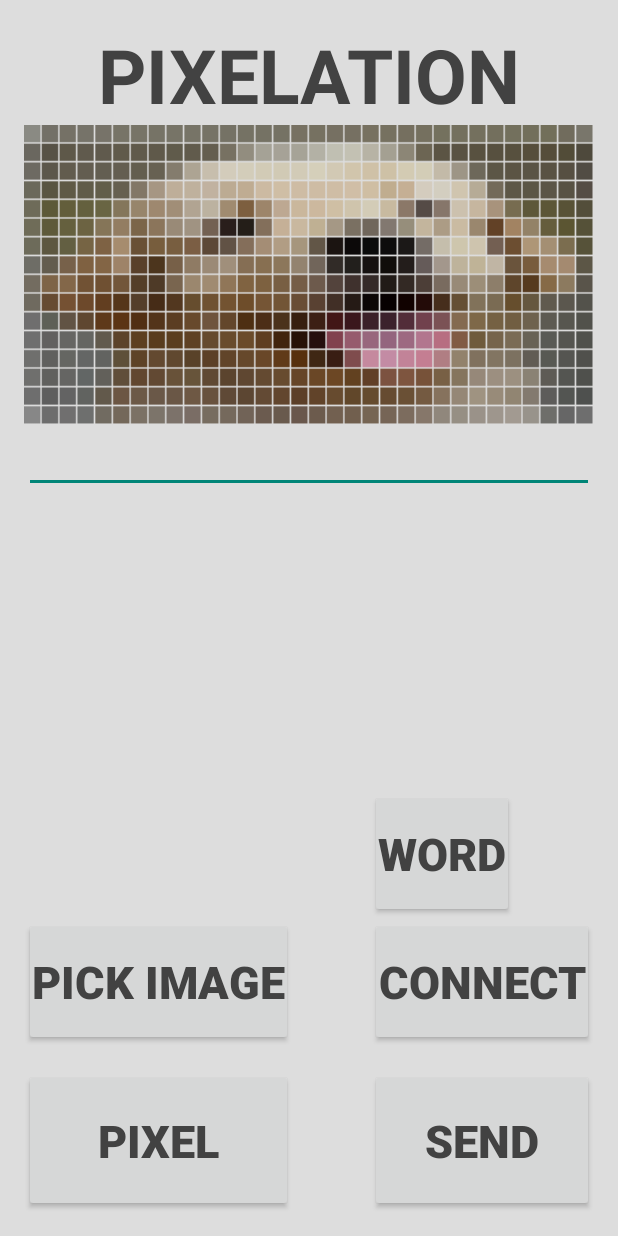
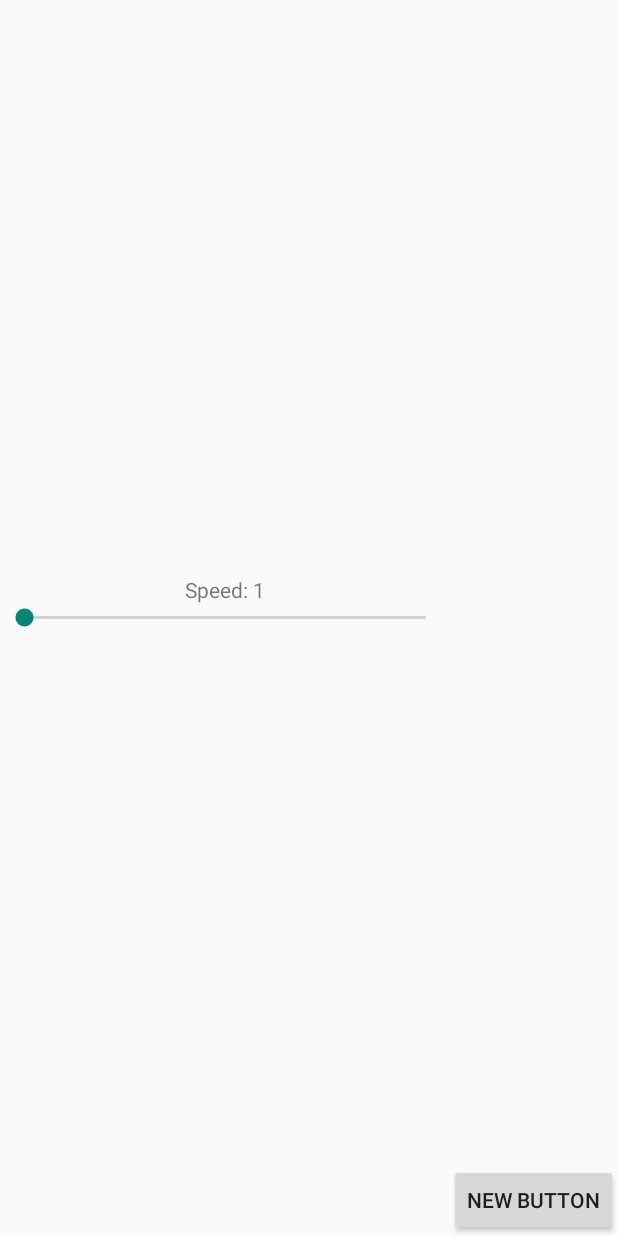
Before and after one commit to Laydas/ImagePixel, an Android app: the MainActivity screen opened directly, with no data from a screen before it, after a tap on "WORD", on a phone screen of 412 x 824 dp. Run offline under Robolectric (Android 15) with nearby library versions, the phone set to English and light mode, and no system bars; 3 statements that could not run were skipped; 2 other taps on this screen came first.

Commit message:
Added SendWord activity Added seekbar for speed Removed word function from MainActivity

```diff
--- a/app/src/main/AndroidManifest.xml
+++ b/app/src/main/AndroidManifest.xml
@@ -2,9 +2,9 @@
 <manifest xmlns:android="http://schemas.android.com/apk/res/android"
     package="com.example.iain.imagepixel">
 
-    <uses-permission android:name="android.permission.WRITE_EXTERNAL_STORAGE"/>
-    <uses-permission android:name="android.permission.BLUETOOTH"/>
-    <uses-permission android:name="android.permission.BLUETOOTH_ADMIN"/>
+    <uses-permission android:name="android.permission.WRITE_EXTERNAL_STORAGE" />
+    <uses-permission android:name="android.permission.BLUETOOTH" />
+    <uses-permission android:name="android.permission.BLUETOOTH_ADMIN" />
 
     <application
         android:allowBackup="true"
@@ -12,21 +12,31 @@
         android:label="@string/app_name"
         android:supportsRtl="true"
         android:theme="@style/AppTheme">
-
         <activity
             android:name=".DeviceList"
             android:label="@string/app_name"
-            android:theme="@style/AppTheme.NoActionBar"
-            android:screenOrientation="portrait">
+            android:screenOrientation="portrait"
+            android:theme="@style/AppTheme.NoActionBar">
             <intent-filter>
                 <action android:name="android.intent.action.MAIN" />
+
                 <category android:name="android.intent.category.LAUNCHER" />
             </intent-filter>
         </activity>
-
-        <activity android:name=".MainActivity"
+        <activity
+            android:name=".MainActivity"
             android:label="MAIN"
             android:screenOrientation="portrait"
-            android:theme="@style/AppTheme.NoActionBar"></activity>
+            android:theme="@style/AppTheme.NoActionBar" />
+        <activity
+            android:name=".SendWord"
+            android:label="@string/title_activity_send_word"
+            android:parentActivityName=".MainActivity"
+            android:theme="@style/AppTheme.NoActionBar">
+            <meta-data
+                android:name="android.support.PARENT_ACTIVITY"
+                android:value="com.example.iain.imagepixel.MainActivity" />
+        </activity>
     </application>
+
 </manifest>
--- a/app/src/main/java/com/example/iain/imagepixel/MainActivity.java
+++ b/app/src/main/java/com/example/iain/imagepixel/MainActivity.java
@@ -106,7 +106,7 @@ public class MainActivity extends AppCompatActivity {
         btnWord.setOnClickListener(new View.OnClickListener() {
             @Override
             public void onClick(View v) {
-                sendWord();
+                startActivity(new Intent(MainActivity.this, SendWord.class));
             }
         });
     }
@@ -160,7 +160,7 @@ public class MainActivity extends AppCompatActivity {
         }
     }
 
-    private void sendWord() {
+    /*private void sendWord() {
         final EditText edit = (EditText) findViewById(R.id.wordText);
         if(btSocket != null) {
             try {
@@ -172,7 +172,7 @@ public class MainActivity extends AppCompatActivity {
                 msg("Error");
             }
         }
-    }
+    }*/
 
     private void msg(String s) {
         Toast.makeText(getApplicationContext(), s, Toast.LENGTH_LONG).show();
--- /dev/null
+++ b/app/src/main/java/com/example/iain/imagepixel/SendWord.java
@@ -0,0 +1,56 @@
+package com.example.iain.imagepixel;
+
+import android.os.Bundle;
+import android.support.design.widget.FloatingActionButton;
+import android.support.design.widget.Snackbar;
+import android.support.v7.app.AppCompatActivity;
+import android.support.v7.widget.Toolbar;
+import android.view.View;
+import android.widget.Button;
+import android.widget.SeekBar;
+import android.widget.TextView;
+
+public class SendWord extends AppCompatActivity {
+
+    Button btnSend;
+    private SeekBar seekSpeed;
+    private TextView textSpeed;
+    int speedSend;
+
+    @Override
+    protected void onCreate(Bundle savedInstanceState) {
+        super.onCreate(savedInstanceState);
+        setContentView(R.layout.activity_send_word);
+        initializeVariables();
+        //Toolbar toolbar = (Toolbar) findViewById(R.id.toolbar);
+        //setSupportActionBar(toolbar);
+
+        // Initialize textview with 0
+        textSpeed.setText("Speed: 1");
+
+        seekSpeed.setMax(49);
+
+        seekSpeed.setOnSeekBarChangeListener(new SeekBar.OnSeekBarChangeListener() {
+            int value = 0;
+            @Override
+            public void onProgressChanged(SeekBar seekBar, int progress, boolean fromUser) {
+                value = (progress + 1);
+                speedSend = (((progress -49) * -1) + 1) * 20;
+                textSpeed.setText("Speed: " + value);
+            }
+
+            @Override
+            public void onStartTrackingTouch(SeekBar seekBar) {
+            }
+
+            @Override
+            public void onStopTrackingTouch(SeekBar seekBar) {
+
+            }
+        });
+    }
+    private void initializeVariables(){
+        seekSpeed = (SeekBar) findViewById(R.id.seekSpeed);
+        textSpeed = (TextView) findViewById(R.id.textSpeed);
+    }
+}
--- a/app/src/main/res/layout/activity_main.xml
+++ b/app/src/main/res/layout/activity_main.xml
@@ -96,30 +96,21 @@
         android:paddingLeft="5dp"
         android:paddingRight="5dp" />
 
-    <EditText
-        android:layout_width="fill_parent"
-        android:layout_height="wrap_content"
-        android:id="@+id/wordText"
-        android:layout_below="@+id/imageView"
-        android:layout_alignParentLeft="false"
-        android:layout_alignParentStart="true" />
-
     <Button
         android:layout_width="wrap_content"
         android:layout_height="85dp"
         android:text="@string/btn_word"
         android:id="@+id/btn_word"
-        android:layout_below="@+id/editText"
         android:layout_alignLeft="@+id/btn_bluetooth"
         android:layout_alignStart="@+id/btn_bluetooth"
         android:layout_above="@+id/btn_bluetooth"
-        android:layout_alignRight="@+id/editText"
-        android:layout_alignEnd="@+id/editText"
         android:paddingLeft="5dp"
         android:paddingRight="5dp"
         android:textStyle="bold"
         android:textSize="30sp"
         android:textColor="#424242"
-        android:elevation="0dp" />
+        android:elevation="0dp"
+        android:layout_alignRight="@+id/imageView"
+        android:layout_alignEnd="@+id/imageView" />
 
 </RelativeLayout>
--- /dev/null
+++ b/app/src/main/res/layout/activity_send_word.xml
@@ -0,0 +1,35 @@
+<?xml version="1.0" encoding="utf-8"?>
+<RelativeLayout xmlns:android="http://schemas.android.com/apk/res/android"
+    xmlns:app="http://schemas.android.com/apk/res-auto"
+    xmlns:tools="http://schemas.android.com/tools"
+    android:layout_width="match_parent"
+    android:layout_height="match_parent"
+    android:fitsSystemWindows="true"
+    tools:context="com.example.iain.imagepixel.SendWord">
+
+    <SeekBar
+        android:layout_width="300dp"
+        android:layout_height="wrap_content"
+        android:id="@+id/seekSpeed"
+        android:layout_centerVertical="true"
+        android:layout_alignParentLeft="true"
+        android:layout_alignParentStart="true" />
+
+    <TextView
+        android:layout_width="wrap_content"
+        android:layout_height="wrap_content"
+        android:id="@+id/textSpeed"
+        android:layout_above="@+id/seekSpeed"
+        android:layout_alignLeft="@+id/seekSpeed"
+        android:layout_alignRight="@+id/seekSpeed"
+        android:gravity="center"/>
+
+    <Button
+        android:layout_width="wrap_content"
+        android:layout_height="wrap_content"
+        android:text="New Button"
+        android:id="@+id/button2"
+        android:layout_alignParentBottom="true"
+        android:layout_alignParentRight="true"
+        android:layout_alignParentEnd="true" />
+</RelativeLayout>
--- a/app/src/main/res/values/strings.xml
+++ b/app/src/main/res/values/strings.xml
@@ -10,4 +10,5 @@
     <string name="btn_paired">Paired Devices</string>
     <string name="btn_tomain">To Main</string>
     <string name="btn_word">Word</string>
+    <string name="title_activity_send_word">SendWord</string>
 </resources>
```
